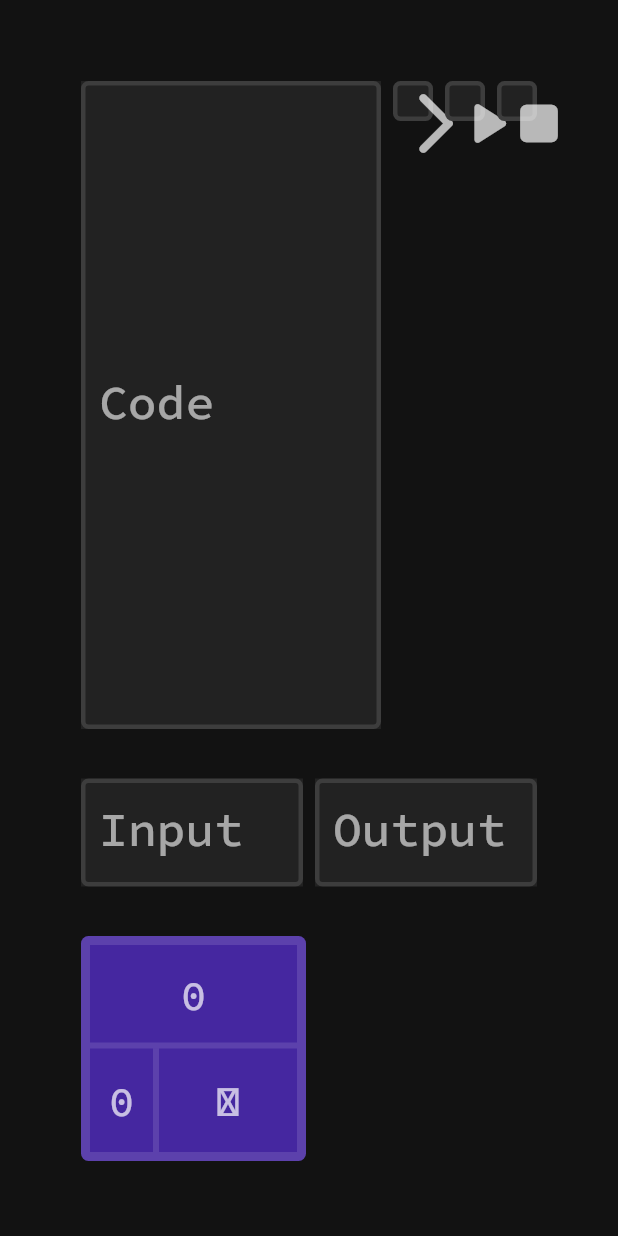
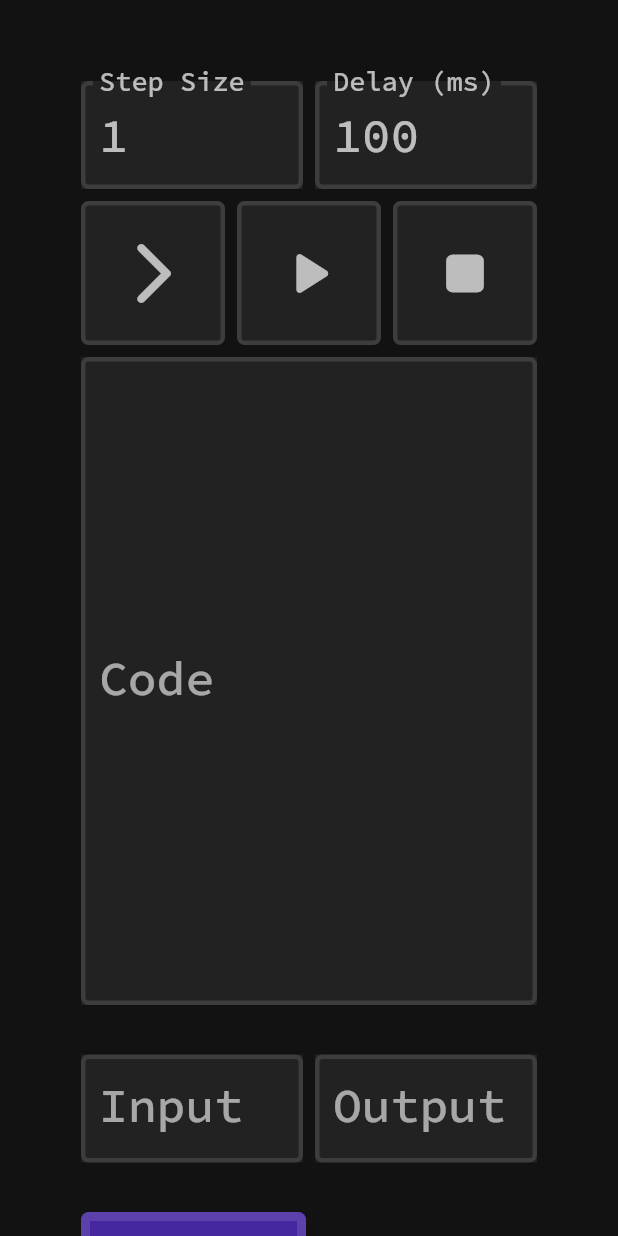
Before and after one commit to Berke-Ates/brainbug, a Flutter app: the screen it shows after launch, after a tap on the "arrow forward ios" icon, on a phone screen of 412 x 824 dp. Run offline on Flutter 3.47's test engine with Material 2 defaults, Android fonts, the light colour scheme and no system bars.

Commit message:
mvp polish

```diff
--- a/lib/controls.dart
+++ b/lib/controls.dart
@@ -1,13 +1,16 @@
 import 'package:brainbug/interpreter.dart';
 import 'package:flutter/material.dart';
+import 'package:flutter/services.dart';
 
 class Controls extends StatelessWidget {
   final Interpreter interpreter;
-  final VoidCallback step;
+  final Function([int]) step;
   final VoidCallback play;
   final VoidCallback pause;
   final VoidCallback stop;
   final bool isRunning;
+  final TextEditingController stepC;
+  final TextEditingController delayC;
 
   const Controls(
     this.interpreter, {
@@ -16,16 +19,85 @@ class Controls extends StatelessWidget {
     required this.pause,
     required this.stop,
     required this.isRunning,
+    required this.stepC,
+    required this.delayC,
   });
 
   @override
   Widget build(BuildContext context) {
-    return Row(
+    return Column(
+      children: <Widget>[
+        Row(
+          children: [
+            Expanded(
+              child: Container(
+                margin: const EdgeInsets.all(4),
+                color: Theme.of(context).backgroundColor,
+                child: TextField(
+                  controller: stepC,
+                  cursorColor: Theme.of(context).textTheme.bodyMedium!.color,
+                  cursorWidth: 4,
+                  cursorRadius: const Radius.circular(5),
+                  keyboardType: TextInputType.number,
+                  inputFormatters: <TextInputFormatter>[
+                    FilteringTextInputFormatter.digitsOnly
+                  ],
+                  decoration: InputDecoration(
+                    isDense: true,
+                    focusedBorder: OutlineInputBorder(
+                      borderRadius: BorderRadius.circular(5),
+                      borderSide: Divider.createBorderSide(context, width: 3),
+                    ),
+                    enabledBorder: OutlineInputBorder(
+                      borderRadius: BorderRadius.circular(5),
+                      borderSide: Divider.createBorderSide(context, width: 3),
+                    ),
+                    floatingLabelStyle: Theme.of(context).textTheme.labelMedium,
+                    labelText: 'Step Size',
+                  ),
+                ),
+              ),
+            ),
+            Expanded(
+              child: Container(
+                margin: const EdgeInsets.all(4),
+                color: Theme.of(context).backgroundColor,
+                child: TextField(
+                  controller: delayC,
+                  cursorColor: Theme.of(context).textTheme.bodyMedium!.color,
+                  cursorWidth: 4,
+                  cursorRadius: const Radius.circular(5),
+                  keyboardType: TextInputType.number,
+                  inputFormatters: <TextInputFormatter>[
+                    FilteringTextInputFormatter.digitsOnly
+                  ],
+                  decoration: InputDecoration(
+                    isDense: true,
+                    focusedBorder: OutlineInputBorder(
+                      borderRadius: BorderRadius.circular(5),
+                      borderSide: Divider.createBorderSide(context, width: 3),
+                    ),
+                    enabledBorder: OutlineInputBorder(
+                      borderRadius: BorderRadius.circular(5),
+                      borderSide: Divider.createBorderSide(context, width: 3),
+                    ),
+                    floatingLabelStyle: Theme.of(context).textTheme.labelMedium,
+                    labelText: 'Delay (ms)',
+                  ),
+                ),
+              ),
+            ),
+          ],
+        ),
+        Row(
           children: <Widget>[
             ControlButton(
               icon: Icons.arrow_forward_ios_rounded,
               message: 'Step',
-          onTap: step,
+              onTap: () {
+                if (int.tryParse(stepC.text) == null) stepC.text = '1';
+                step(int.parse(stepC.text));
+              },
             ),
             if (!isRunning)
               ControlButton(
@@ -43,6 +115,8 @@ class Controls extends StatelessWidget {
               icon: Icons.stop_rounded,
               message: 'Reset',
               onTap: stop,
+            ),
+          ],
         ),
       ],
     );
--- a/lib/editor.dart
+++ b/lib/editor.dart
@@ -13,7 +13,7 @@ class Editor extends StatelessWidget {
       margin: const EdgeInsets.all(4),
       color: Theme.of(context).backgroundColor,
       child: TextField(
-        cursorColor: Colors.white10,
+        cursorColor: Theme.of(context).textTheme.bodyMedium!.color,
         cursorWidth: 4,
         cursorRadius: const Radius.circular(5),
         maxLines: null,
--- a/lib/io.dart
+++ b/lib/io.dart
@@ -17,6 +17,8 @@ class IO extends StatelessWidget {
             margin: const EdgeInsets.all(4),
             color: Theme.of(context).backgroundColor,
             child: TextField(
+              cursorWidth: 4,
+              cursorRadius: const Radius.circular(5),
               controller: controller,
               cursorColor: Theme.of(context).textTheme.bodyMedium!.color,
               maxLines: null,
@@ -46,6 +48,8 @@ class IO extends StatelessWidget {
             margin: const EdgeInsets.all(4),
             color: Theme.of(context).backgroundColor,
             child: TextField(
+              cursorWidth: 4,
+              cursorRadius: const Radius.circular(5),
               cursorColor: Theme.of(context).textTheme.bodyMedium!.color,
               maxLines: null,
               readOnly: true,
--- a/lib/main.dart
+++ b/lib/main.dart
@@ -1,4 +1,5 @@
 import 'dart:async';
+import 'dart:math';
 
 import 'package:brainbug/controls.dart';
 import 'package:brainbug/editor.dart';
@@ -8,49 +9,11 @@ import 'package:brainbug/tapeview.dart';
 import 'package:flutter/material.dart';
 
 void main() {
-  runApp(const BrainBug());
+  runApp(const App());
 }
 
-class BrainBug extends StatefulWidget {
-  const BrainBug({Key? key}) : super(key: key);
-
-  @override
-  State<BrainBug> createState() => _BrainBugState();
-}
-
-class _BrainBugState extends State<BrainBug> {
-  final Interpreter interpreter = Interpreter();
-  final EditorController ec = EditorController();
-  final EditorController ic = EditorController();
-  Duration delay = const Duration(milliseconds: 10);
-  Timer? timer;
-
-  void step([int stepsize = 1]) {
-    final bool isDone = interpreter.step(stepsize);
-    ec.mark = interpreter.cPtr;
-    ic.mark = interpreter.iPtr;
-    if (isDone) pause();
-    setState(() {});
-  }
-
-  void play() {
-    timer = Timer.periodic(delay, (Timer timer) {
-      step();
-    });
-  }
-
-  void pause() {
-    if (timer != null) timer!.cancel();
-    setState(() {});
-  }
-
-  void stop() {
-    pause();
-    interpreter.reset();
-    ec.mark = interpreter.cPtr;
-    ic.mark = interpreter.iPtr;
-    setState(() {});
-  }
+class App extends StatelessWidget {
+  const App();
 
   @override
   Widget build(BuildContext context) {
@@ -75,13 +38,83 @@ class _BrainBugState extends State<BrainBug> {
               fontFamily: 'SourceCodePro',
             ),
       ),
-      home: Scaffold(
+      home: const Scaffold(
         body: SingleChildScrollView(
           child: Padding(
-            padding: const EdgeInsets.all(50),
-            child: Column(
+            padding: EdgeInsets.all(50),
+            child: BrainBug(),
+          ),
+        ),
+      ),
+    );
+  }
+}
+
+class BrainBug extends StatefulWidget {
+  const BrainBug({Key? key}) : super(key: key);
+
+  @override
+  State<BrainBug> createState() => _BrainBugState();
+}
+
+class _BrainBugState extends State<BrainBug> {
+  final Interpreter interpreter = Interpreter();
+  final EditorController ec = EditorController();
+  final EditorController ic = EditorController();
+  final TextEditingController stepC = TextEditingController(text: '1');
+  final TextEditingController delayC = TextEditingController(text: '100');
+
+  Duration delay = const Duration(milliseconds: 100);
+  Timer? timer;
+
+  void step([int stepsize = 1]) {
+    final bool isDone = interpreter.step(stepsize);
+    ec.mark = interpreter.cPtr;
+    ic.mark = interpreter.iPtr;
+    if (isDone) pause();
+    setState(() {});
+  }
+
+  void play() {
+    if (int.tryParse(delayC.text) == null) delayC.text = '100';
+    delay = Duration(milliseconds: int.parse(delayC.text));
+    timer = Timer.periodic(delay, (Timer timer) {
+      step();
+    });
+  }
+
+  void pause() {
+    if (timer != null) timer!.cancel();
+    setState(() {});
+  }
+
+  void stop() {
+    pause();
+    interpreter.reset();
+    ec.mark = interpreter.cPtr;
+    ic.mark = interpreter.iPtr;
+    setState(() {});
+  }
+
+  @override
+  Widget build(BuildContext context) {
+    return Column(
       crossAxisAlignment: CrossAxisAlignment.start,
       children: <Widget>[
+        if (MediaQuery.of(context).size.shortestSide < 950)
+          Controls(
+            interpreter,
+            step: step,
+            play: play,
+            pause: pause,
+            stop: stop,
+            isRunning: timer != null && timer!.isActive,
+            stepC: stepC,
+            delayC: delayC,
+          ),
+        if (MediaQuery.of(context).size.shortestSide < 950)
+          Editor(interpreter, controller: ec),
+        if (MediaQuery.of(context).size.shortestSide >= 950)
           Row(
             crossAxisAlignment: CrossAxisAlignment.start,
             children: <Widget>[
@@ -97,6 +130,8 @@ class _BrainBugState extends State<BrainBug> {
                   pause: pause,
                   stop: stop,
                   isRunning: timer != null && timer!.isActive,
+                  stepC: stepC,
+                  delayC: delayC,
                 ),
               ),
             ],
@@ -106,10 +141,6 @@ class _BrainBugState extends State<BrainBug> {
         const SizedBox(height: 25),
         TapeView(interpreter),
       ],
-            ),
-          ),
-        ),
-      ),
     );
   }
 }
```
Also changed, not shown: 1 other file. Lines whose indentation alone changed are shown as unchanged.
